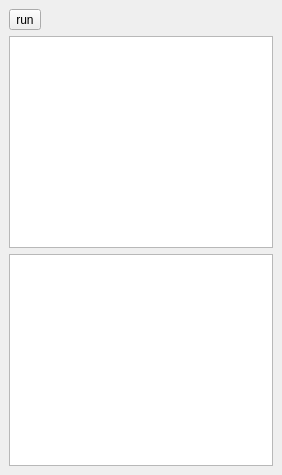
First picture: the form in lcUI/widgets/luascript.ui, repository LibreCAD/LibreCAD_3, before the edit.
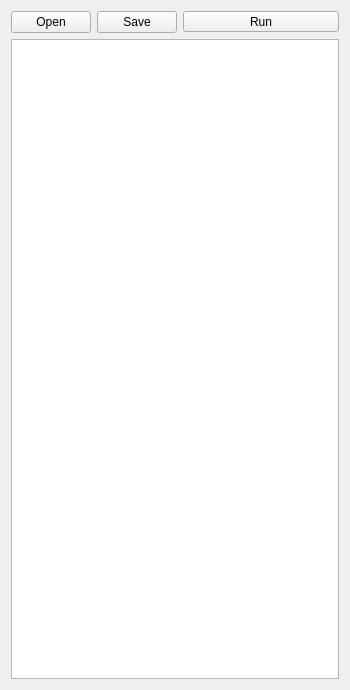
Second picture: the form after the edit.

Commit message: Separation of Lua Script widget

The edit to the form file:
```diff
--- a/lcUI/widgets/luascript.ui
+++ b/lcUI/widgets/luascript.ui
@@ -1,13 +1,13 @@
 <?xml version="1.0" encoding="UTF-8"?>
 <ui version="4.0">
  <class>LuaScript</class>
- <widget class="QDockWidget" name="LuaScript">
+ <widget class="QWidget" name="LuaScript">
   <property name="geometry">
    <rect>
     <x>0</x>
     <y>0</y>
-    <width>282</width>
-    <height>475</height>
+    <width>350</width>
+    <height>690</height>
    </rect>
   </property>
   <property name="sizePolicy">
@@ -19,46 +19,42 @@
   <property name="windowTitle">
    <string>Lua Script</string>
   </property>
-  <widget class="QWidget" name="dockWidgetContents">
-   <property name="sizePolicy">
-    <sizepolicy hsizetype="Expanding" vsizetype="Expanding">
-     <horstretch>0</horstretch>
-     <verstretch>0</verstretch>
-    </sizepolicy>
-   </property>
+  <layout class="QVBoxLayout" name="verticalLayout">
+   <item>
    <layout class="QHBoxLayout" name="horizontalLayout">
     <item>
-     <layout class="QVBoxLayout" name="verticalLayout" stretch="0,1,1">
-      <property name="sizeConstraint">
-       <enum>QLayout::SetMinimumSize</enum>
-      </property>
-      <property name="leftMargin">
-       <number>0</number>
-      </property>
-      <property name="topMargin">
-       <number>0</number>
-      </property>
+      <widget class="QPushButton" name="open">
+       <property name="text">
+        <string>Open</string>
+       </property>
+      </widget>
+     </item>
+     <item>
+      <widget class="QPushButton" name="save">
+       <property name="text">
+        <string>Save</string>
+       </property>
+      </widget>
+     </item>
       <item>
        <widget class="QToolButton" name="luaRun">
+       <property name="sizePolicy">
+        <sizepolicy hsizetype="Expanding" vsizetype="Fixed">
+         <horstretch>0</horstretch>
+         <verstretch>0</verstretch>
+        </sizepolicy>
+       </property>
         <property name="text">
-         <string>run</string>
-        </property>
-       </widget>
+        <string>Run</string>
+       </property>
+      </widget>
+     </item>
+    </layout>
       </item>
       <item>
        <widget class="QPlainTextEdit" name="luaInput"/>
       </item>
-      <item>
-       <widget class="QPlainTextEdit" name="luaOutput">
-        <property name="readOnly">
-         <bool>true</bool>
-        </property>
-       </widget>
-      </item>
-     </layout>
-    </item>
-   </layout>
-  </widget>
+  </layout>
  </widget>
  <resources/>
  <connections/>
```
Lines whose indentation alone changed are shown as unchanged. The commit also changes 4 other files.
